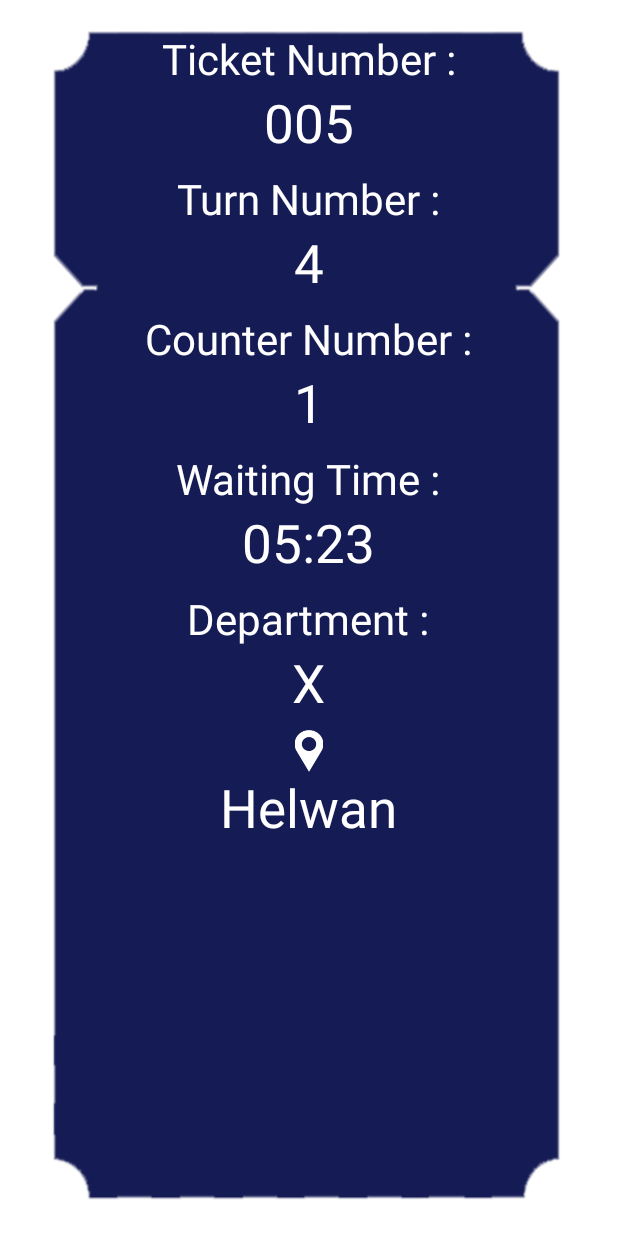
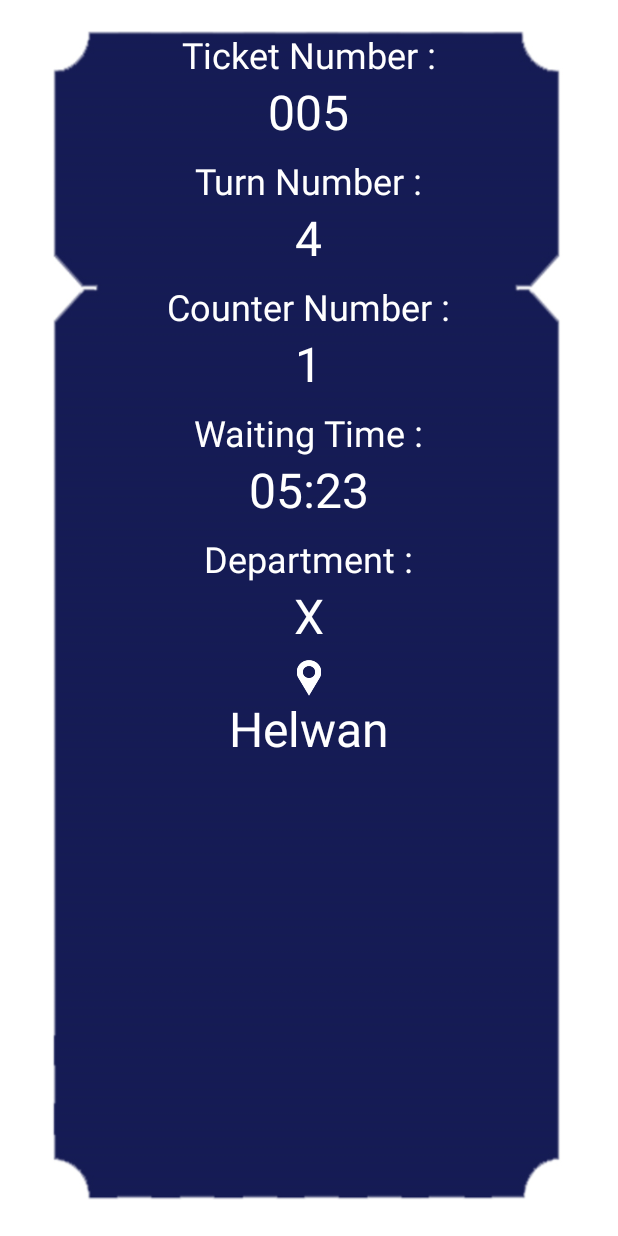
Before and after one commit to AhmedMaad/Bank-Ticket, an Android app: the layout activity_ticket.xml on its own in the app's theme, with its tools: preview values and no code run, on a phone screen of 412 x 824 dp. Run offline under Robolectric (Android 15) with nearby library versions, the light colour scheme and no system bars.

Commit message:
minor fixes

```diff
--- a/app/src/main/java/com/maad/bankticket/Ticket.java
+++ b/app/src/main/java/com/maad/bankticket/Ticket.java
@@ -69,7 +69,7 @@
                             counternumber.setText(String.valueOf(ticket.getCounterNumber()));
                             branch.setText(ticket.getBranch());
                             department.setText(ticket.getDepartment());
-                            startTimer(ticket.getWaitTime() * 60);
+                            startTimer(ticket.getWaitTime() * 60 * 1000);
                         }
                     }
                 });
--- a/app/src/main/res/layout/activity_login.xml
+++ b/app/src/main/res/layout/activity_login.xml
@@ -1,8 +1,12 @@
 <?xml version="1.0" encoding="utf-8"?>
-<LinearLayout xmlns:android="http://schemas.android.com/apk/res/android"
+<ScrollView xmlns:android="http://schemas.android.com/apk/res/android"
     xmlns:tools="http://schemas.android.com/tools"
     android:layout_width="match_parent"
-    android:layout_height="match_parent"
+    android:layout_height="match_parent">
+
+    <LinearLayout
+        android:layout_width="match_parent"
+        android:layout_height="wrap_content"
         android:gravity="center_horizontal"
         android:orientation="vertical"
         tools:context=".Login">
@@ -28,7 +32,6 @@
             android:textColorHint="@color/colorPrimary" />
 
         <EditText
-        android:gravity="start"
             android:id="@+id/passwordlog"
             android:layout_width="match_parent"
             android:layout_height="wrap_content"
@@ -36,10 +39,11 @@
             android:layout_marginTop="50dp"
             android:layout_marginEnd="20dp"
             android:background="@drawable/oval"
+            android:gravity="start"
             android:hint="@string/password"
-        android:textAlignment="viewStart"
             android:inputType="textPassword"
             android:padding="10dp"
+            android:textAlignment="viewStart"
             android:textColorHint="@color/colorPrimary" />
 
         <Button
@@ -85,3 +89,5 @@
             android:textSize="20sp" />
 
     </LinearLayout>
+
+</ScrollView>
--- a/app/src/main/res/layout/activity_ticket.xml
+++ b/app/src/main/res/layout/activity_ticket.xml
@@ -14,14 +14,14 @@
         android:layout_marginTop="20dp"
         android:text="@string/ticketnumber"
         android:textColor="@color/colorwhite"
-        android:textSize="28sp" />
+        android:textSize="24sp" />
 
     <TextView
         android:id="@+id/ticketnumber"
         android:layout_width="wrap_content"
         android:layout_height="wrap_content"
         android:textColor="@color/colorwhite"
-        android:textSize="35sp"
+        android:textSize="32sp"
         tools:text="005" />
 
     <TextView
@@ -30,14 +30,14 @@
         android:layout_marginTop="8dp"
         android:text="@string/turnnumber"
         android:textColor="@color/colorwhite"
-        android:textSize="28sp" />
+        android:textSize="24sp" />
 
     <TextView
         android:id="@+id/turnnumber"
         android:layout_width="wrap_content"
         android:layout_height="wrap_content"
         android:textColor="@color/colorwhite"
-        android:textSize="35sp"
+        android:textSize="32sp"
         tools:text="4" />
 
     <TextView
@@ -46,14 +46,14 @@
         android:layout_marginTop="8dp"
         android:text="@string/counternumber"
         android:textColor="@color/colorwhite"
-        android:textSize="28sp" />
+        android:textSize="24sp" />
 
     <TextView
         android:id="@+id/counternumber"
         android:layout_width="wrap_content"
         android:layout_height="wrap_content"
         android:textColor="@color/colorwhite"
-        android:textSize="35sp"
+        android:textSize="32sp"
         tools:text="1" />
 
     <TextView
@@ -63,14 +63,14 @@
         android:layout_marginTop="8dp"
         android:text="@string/waitingtime"
         android:textColor="@color/colorwhite"
-        android:textSize="28sp" />
+        android:textSize="24sp" />
 
     <TextView
         android:id="@+id/waitingtime"
         android:layout_width="wrap_content"
         android:layout_height="wrap_content"
         android:textColor="@color/colorwhite"
-        android:textSize="35sp"
+        android:textSize="32sp"
         tools:text="05:23" />
 
     <TextView
@@ -79,19 +79,19 @@
         android:layout_marginTop="8dp"
         android:text="@string/chosendepartment"
         android:textColor="@color/colorwhite"
-        android:textSize="28sp" />
+        android:textSize="24sp" />
 
     <TextView
         android:id="@+id/department"
         android:layout_width="wrap_content"
         android:layout_height="wrap_content"
         android:textColor="@color/colorwhite"
-        android:textSize="35sp"
+        android:textSize="32sp"
         tools:text="X" />
 
     <ImageView
-        android:layout_width="28dp"
-        android:layout_height="28dp"
+        android:layout_width="24dp"
+        android:layout_height="24dp"
         android:layout_marginTop="8dp"
         android:src="@drawable/location" />
 
@@ -100,7 +100,7 @@
         android:layout_width="wrap_content"
         android:layout_height="wrap_content"
         android:textColor="@color/colorwhite"
-        android:textSize="35sp"
+        android:textSize="32sp"
         tools:text="Helwan" />
 
 </LinearLayout>
```
Also changed, not shown: 1 other file. Lines whose indentation alone changed are shown as unchanged.
